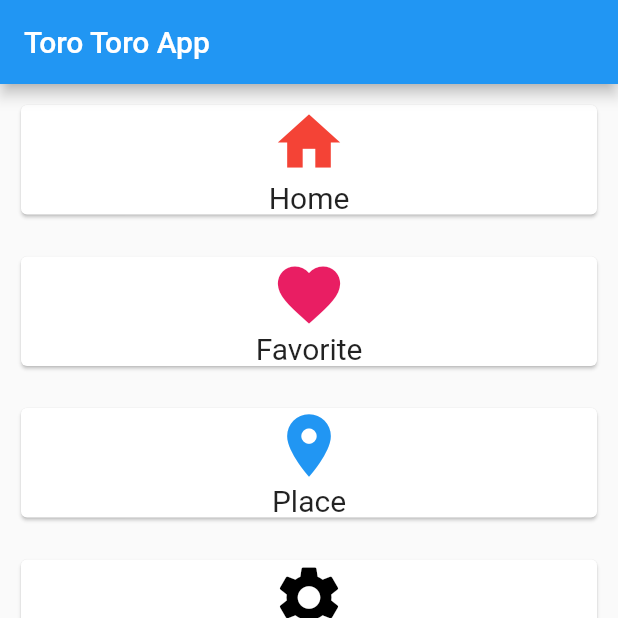
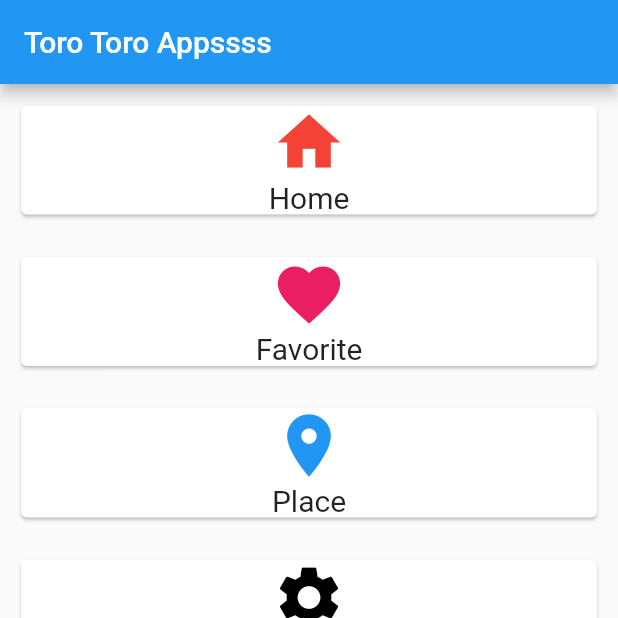
Before and after one commit to alfiantorobudi/helloworld, a Flutter app: the screen it shows after launch, on a phone screen of 412 x 824 dp, the top half of it. Run offline on Flutter 3.47's test engine with Material 2 defaults, Android fonts, the phone set to English and light mode, and no system bars.

Commit message:
text
update textt

```diff
--- a/lib/main.dart
+++ b/lib/main.dart
@@ -12,7 +12,7 @@ class HalamanMain extends StatelessWidget {
   Widget build(BuildContext context) {
     return new Scaffold(
         appBar: new AppBar(
-          title: new Text("Toro Toro App"),
+          title: new Text("Toro Toro Appssss"),
         ),
         body: new Container(
           child: new Column(
```
